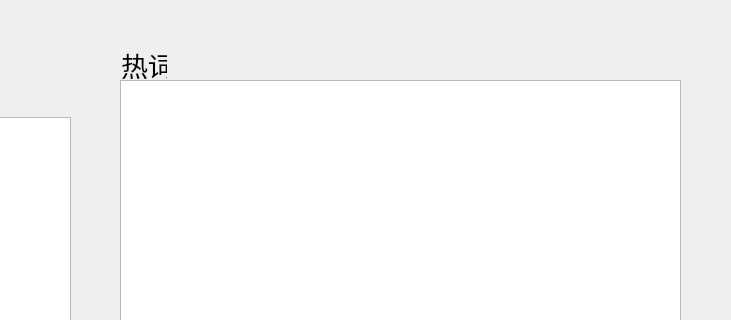
Before: the Qt Designer form showpage.ui in liusiyuxyfx/Judge, drawn with Qt 5; both pictures show x 510 to 1241 and y 0 to 320 of the 1241 by 854 pixel window.
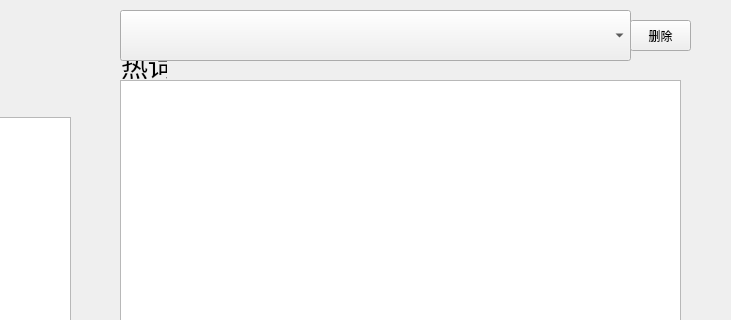
After: the same form once the commit is applied.

The edit to the form file:
```diff
--- a/showpage.ui
+++ b/showpage.ui
@@ -150,6 +150,29 @@
     </rect>
    </property>
   </widget>
+  <widget class="QComboBox" name="comboBox">
+   <property name="geometry">
+    <rect>
+     <x>630</x>
+     <y>10</y>
+     <width>511</width>
+     <height>51</height>
+    </rect>
+   </property>
+  </widget>
+  <widget class="QPushButton" name="pushButton_2">
+   <property name="geometry">
+    <rect>
+     <x>1140</x>
+     <y>20</y>
+     <width>61</width>
+     <height>31</height>
+    </rect>
+   </property>
+   <property name="text">
+    <string>删除</string>
+   </property>
+  </widget>
  </widget>
  <resources/>
  <connections/>
```
